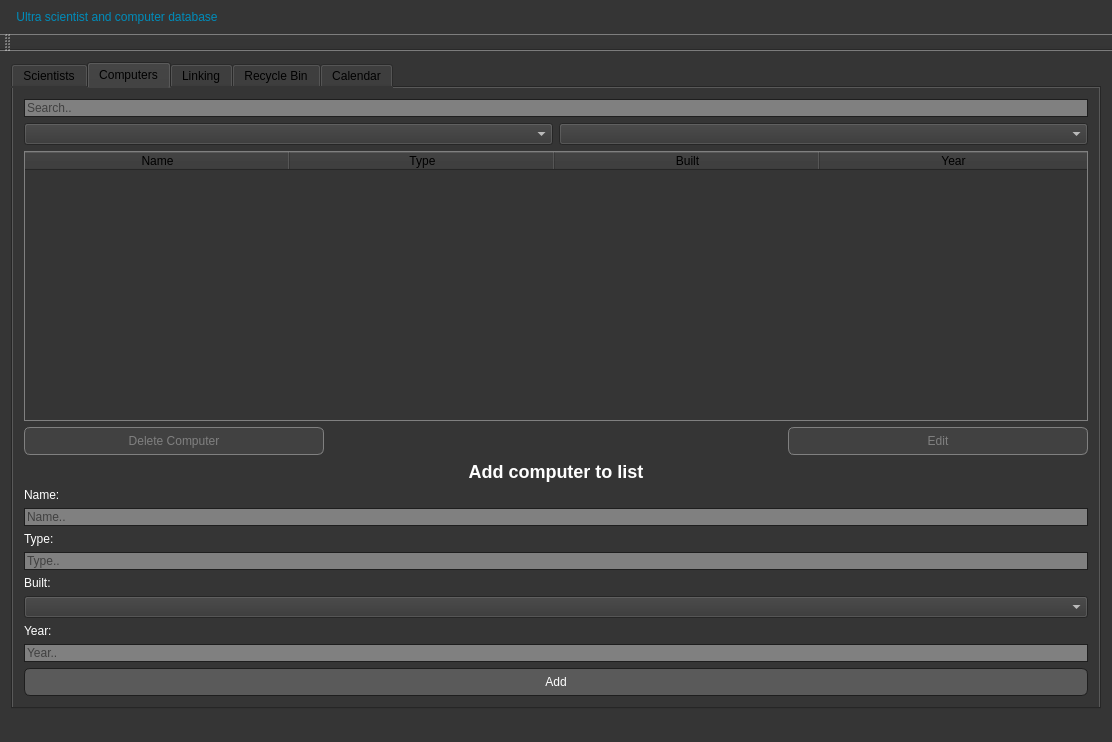
Old version of the form VerklegtNamskeidH3/mainwindow.ui in the repository Eytor/VerklegtNamskeid.
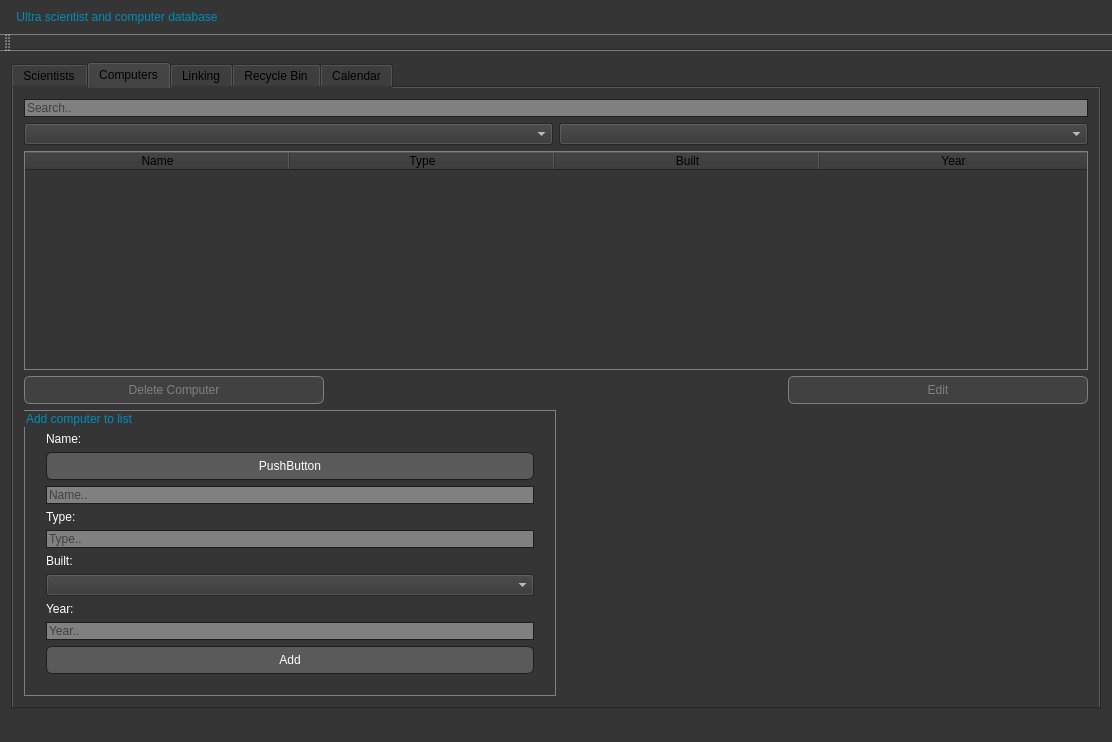
New version of the form.

Patch:
```diff
--- a/VerklegtNamskeidH3/mainwindow.ui
+++ b/VerklegtNamskeidH3/mainwindow.ui
@@ -157,7 +157,7 @@
 QMenuBar{
 background-color:rgb(53, 53, 53);
 padding:5px;
-font: 12pt &quot;MS Shell Dlg 2&quot;;
+font: 10pt &quot;MS Shell Dlg 2&quot;;
 }
 QMenu{
 background-color:rgb(53, 53, 53);
@@ -202,7 +202,9 @@
 background-color:rgb(65, 65, 65)
 }
 
-</string>
+QGroupBox{
+border: 1px solid gray;
+}</string>
   </property>
   <widget class="QWidget" name="centralWidget">
    <layout class="QVBoxLayout" name="verticalLayout_4">
@@ -632,14 +634,29 @@
          </layout>
         </item>
         <item>
-         <widget class="QLabel" name="label">
-          <property name="text">
-           <string>&lt;html&gt;&lt;head/&gt;&lt;body&gt;&lt;p align=&quot;center&quot;&gt;&lt;span style=&quot; font-size:x-large; font-weight:600;&quot;&gt;Add computer to list&lt;/span&gt;&lt;/p&gt;&lt;/body&gt;&lt;/html&gt;</string>
-          </property>
-         </widget>
-        </item>
+         <layout class="QHBoxLayout" name="horizontalLayout_14">
+          <item>
+           <layout class="QVBoxLayout" name="verticalLayout_9">
+            <item>
+             <widget class="QGroupBox" name="groupBox_2">
+              <property name="minimumSize">
+               <size>
+                <width>500</width>
+                <height>0</height>
+               </size>
+              </property>
+              <property name="maximumSize">
+               <size>
+                <width>16777215</width>
+                <height>16777215</height>
+               </size>
+              </property>
+              <property name="title">
+               <string>Add computer to list</string>
+              </property>
+              <layout class="QVBoxLayout" name="verticalLayout_10">
         <item>
-         <layout class="QHBoxLayout" name="horizontalLayout">
+                <layout class="QHBoxLayout" name="NameAndError">
           <item>
            <widget class="QLabel" name="computer_name_label">
             <property name="text">
@@ -656,6 +673,13 @@
           </item>
          </layout>
         </item>
+               <item>
+                <widget class="QPushButton" name="pushButton">
+                 <property name="text">
+                  <string>PushButton</string>
+                 </property>
+                </widget>
+               </item>
         <item>
          <widget class="QLineEdit" name="computer_name_input">
           <property name="placeholderText">
@@ -664,7 +688,7 @@
          </widget>
         </item>
         <item>
-         <layout class="QHBoxLayout" name="horizontalLayout_6">
+                <layout class="QHBoxLayout" name="TypeAndError">
           <item>
            <widget class="QLabel" name="computer_type_label">
             <property name="text">
@@ -689,7 +713,7 @@
          </widget>
         </item>
         <item>
-         <layout class="QHBoxLayout" name="horizontalLayout_7">
+                <layout class="QHBoxLayout" name="BuiltAndError">
           <item>
            <widget class="QLabel" name="computer_built_label">
             <property name="text">
@@ -710,7 +734,7 @@
          <widget class="QComboBox" name="computer_built_input"/>
         </item>
         <item>
-         <layout class="QHBoxLayout" name="horizontalLayout_8">
+                <layout class="QHBoxLayout" name="YearAndError">
           <item>
            <widget class="QLabel" name="computer_year_lable">
             <property name="text">
@@ -746,6 +770,26 @@
         </item>
        </layout>
       </widget>
+            </item>
+           </layout>
+          </item>
+          <item>
+           <spacer name="horizontalSpacer_3">
+            <property name="orientation">
+             <enum>Qt::Horizontal</enum>
+            </property>
+            <property name="sizeHint" stdset="0">
+             <size>
+              <width>40</width>
+              <height>20</height>
+             </size>
+            </property>
+           </spacer>
+          </item>
+         </layout>
+        </item>
+       </layout>
+      </widget>
       <widget class="QWidget" name="linking_tab">
        <attribute name="title">
         <string>Linking</string>
```
Left out of the diff: 8 changed lines with no effect on the pictures. Lines whose indentation alone changed are shown as unchanged.
